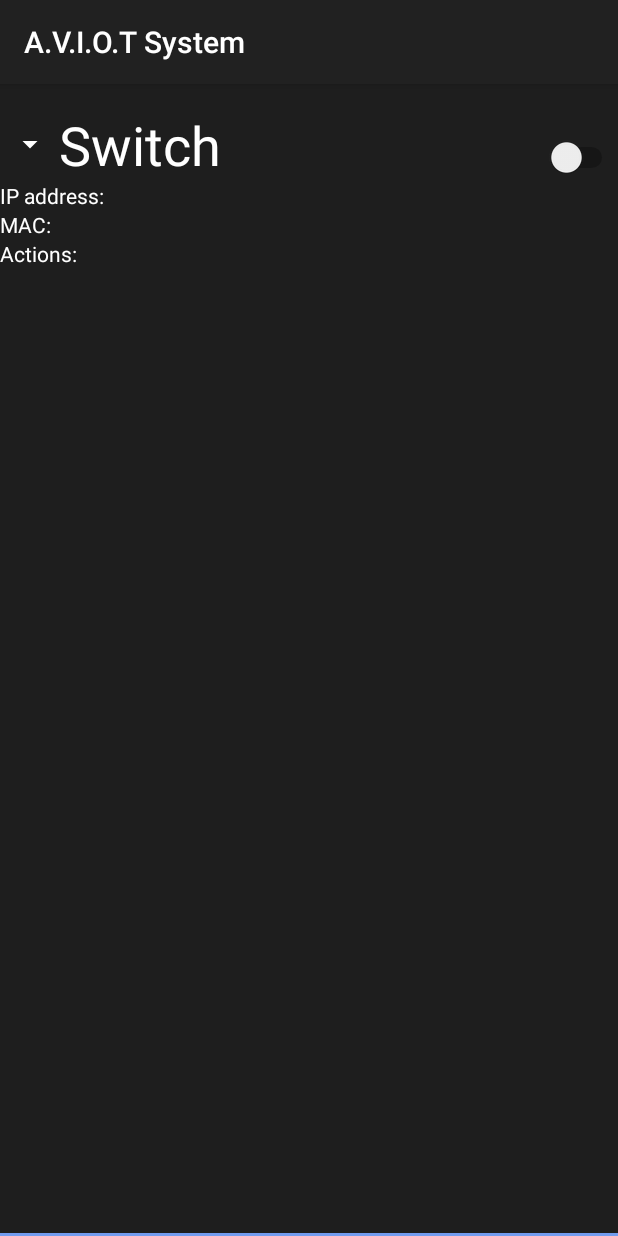
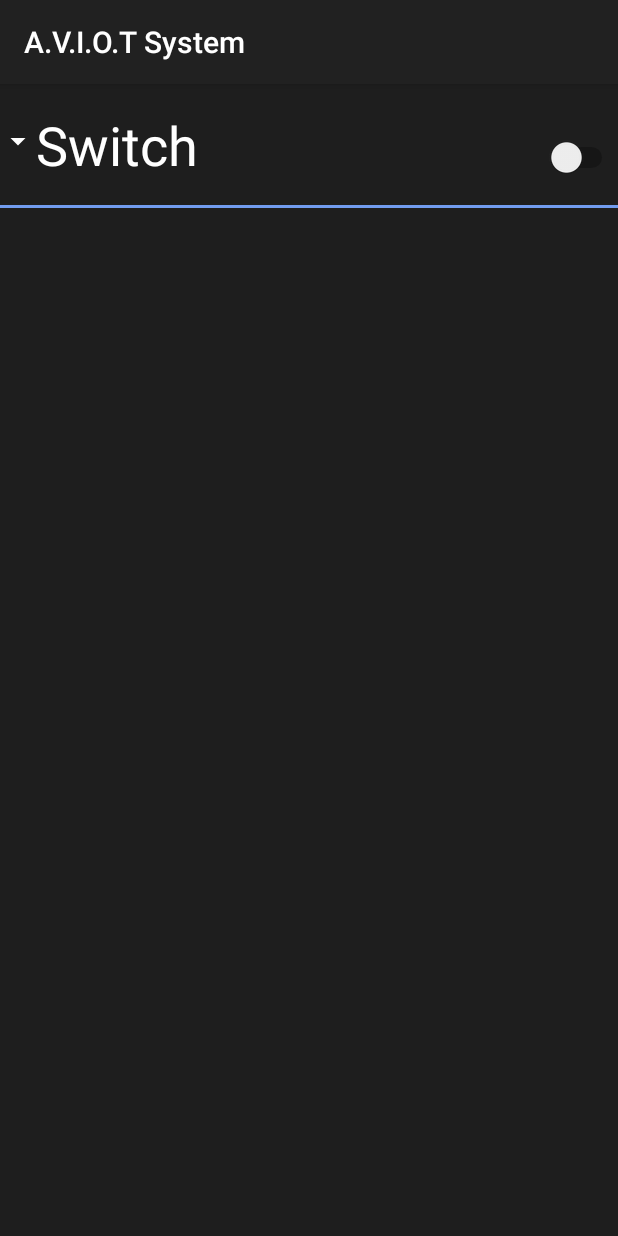
Before and after one commit to przemyslawgesieniec/PracaInzynierska, an Android app: the fragment DeviceInstanceFragment shown on its own in the app's theme, on a phone screen of 412 x 824 dp. Run offline under Robolectric (Android 15) with nearby library versions, the phone set to English and light mode, and no system bars; 7 statements that could not run were skipped.

Commit message:
button hiding details fully working

```diff
--- a/AviotSystemv0.0.1/app/src/main/java/com/gesieniec/przemyslaw/aviotsystemv001/iothandler/messagehandler/BroadcastListener.java
+++ b/AviotSystemv0.0.1/app/src/main/java/com/gesieniec/przemyslaw/aviotsystemv001/iothandler/messagehandler/BroadcastListener.java
@@ -32,7 +32,6 @@ public class BroadcastListener extends AsyncTask<String, DatagramPacket, Void> {
                 }
                 Log.d("BroadcastListener",packet.getAddress().getHostName() + ": "+ msg);
                 packet.setLength(buffer.length);
-                //if(isCancelled()) break;
             }
         }
         catch (Exception e){
--- a/AviotSystemv0.0.1/app/src/main/java/com/gesieniec/przemyslaw/aviotsystemv001/view/devices/DeviceInstanceFragment.java
+++ b/AviotSystemv0.0.1/app/src/main/java/com/gesieniec/przemyslaw/aviotsystemv001/view/devices/DeviceInstanceFragment.java
@@ -1,5 +1,6 @@
 package com.gesieniec.przemyslaw.aviotsystemv001.view.devices;
 
+import android.graphics.Color;
 import android.os.Bundle;
 import android.support.v7.widget.LinearLayoutCompat;
 import android.util.Log;
@@ -7,6 +8,8 @@ import android.view.Gravity;
 import android.view.LayoutInflater;
 import android.view.View;
 import android.view.ViewGroup;
+import android.view.animation.AccelerateDecelerateInterpolator;
+import android.widget.ImageButton;
 import android.widget.LinearLayout;
 import android.widget.Switch;
 import android.widget.TextView;
@@ -22,6 +25,7 @@ import com.gesieniec.przemyslaw.aviotsystemv001.taskdispatcher.TaskDispatcher;
 public class DeviceInstanceFragment extends android.support.v4.app.Fragment{
 
     private String capabilities;
+    private boolean detailsState = false;
 
       DeviceCapabilities deviceCapabilities;
 
@@ -41,6 +45,11 @@ public class DeviceInstanceFragment extends android.support.v4.app.Fragment{
     public void onViewCreated(View view, Bundle savedInstanceState) {
         super.onViewCreated(view, savedInstanceState);
         LinearLayout ll =(LinearLayout) view.findViewById(R.id.switchContainer);
+        view.findViewById(R.id.detailsContainer).setVisibility(LinearLayout.GONE);
+
+        /**
+         * State switch
+         */
         Switch s = new Switch(getActivity());
         s.setGravity(Gravity.FILL_VERTICAL);
         s.setLayoutParams(new LinearLayout.LayoutParams(LinearLayout.LayoutParams.WRAP_CONTENT, LinearLayout.LayoutParams.WRAP_CONTENT));
@@ -55,6 +64,39 @@ public class DeviceInstanceFragment extends android.support.v4.app.Fragment{
             }
         });
         ll.addView(s);
+
+        /**
+         * Details dropdown arrow  button
+         */
+
+
+        //TODO : optymalizacja kodu onCLICK !
+        ImageButton imgBtn = new ImageButton(getActivity());
+        //imgBtn.setId(deviceCapabilities.getID());
+        imgBtn.setBackgroundColor(Color.TRANSPARENT);
+        imgBtn.setImageResource(R.drawable.ic_arrow_drop_down_black_24dp);
+        imgBtn.setOnClickListener(new View.OnClickListener(){
+
+            @Override
+            public void onClick(View v) {
+                if(detailsState){
+                    view.findViewById(R.id.detailsContainer).setVisibility(LinearLayout.GONE);
+                    float deg = v.getRotation() + 180F;
+                    v.animate().rotation(deg).setInterpolator(new AccelerateDecelerateInterpolator());
+                    detailsState = false;
+                }
+                else {
+                    view.findViewById(R.id.detailsContainer).setVisibility(LinearLayout.VISIBLE);
+                    float deg = v.getRotation() + 180F;
+                    v.animate().rotation(deg).setInterpolator(new AccelerateDecelerateInterpolator());
+                    detailsState = true;
+                }
+
+            }
+        });
+        ll.addView(imgBtn,0);
+
+
     }
     private void setViewElements(View v){
         ((TextView)(v.findViewById(R.id.deviceName))).setText(deviceCapabilities.getDeviceName());
--- a/AviotSystemv0.0.1/app/src/main/res/layout/device_instance_fragment.xml
+++ b/AviotSystemv0.0.1/app/src/main/res/layout/device_instance_fragment.xml
@@ -15,16 +15,16 @@
         android:orientation="horizontal">
 
 
-        <ImageButton
-            android:id="@+id/dropDownArrow"
-            android:layout_width="wrap_content"
-            android:layout_height="wrap_content"
-            android:layout_gravity="center_vertical"
-            android:layout_weight="1"
-            android:background="@android:color/transparent"
-            android:elevation="0dp"
-            android:visibility="visible"
-            app:srcCompat="@drawable/ic_arrow_drop_down_black_24dp" />
+        <!--<ImageButton-->
+            <!--android:id="@+id/dropDownArrow"-->
+            <!--android:layout_width="wrap_content"-->
+            <!--android:layout_height="wrap_content"-->+
+            <!--android:layout_gravity="center_vertical"-->
+            <!--android:layout_weight="1"-->
+            <!--android:background="@android:color/transparent"-->
+            <!--android:elevation="0dp"-->
+            <!--android:visibility="visible"-->
+            <!--app:srcCompat="@drawable/ic_arrow_drop_down_black_24dp" />-->
 
         <TextView
             android:id="@+id/deviceName"
@@ -36,21 +36,10 @@
             android:textColor="@color/standardText"
             android:textSize="36sp" />
 
-
-        <!--<Switch-->
-            <!--android:id="@+id/switchState"-->
-            <!--android:layout_width="wrap_content"-->
-            <!--android:layout_height="wrap_content"-->
-            <!--android:layout_gravity="center_vertical"-->
-            <!--android:layout_weight="1"-->
-            <!--android:onClick="onSwitchClicked"-->
-            <!--android:orientation="vertical"-->
-            <!--tools:checked="false">-->
-
-        <!--</Switch>-->
     </LinearLayout>
 
     <LinearLayout
+        android:id="@+id/detailsContainer"
         android:layout_width="match_parent"
         android:layout_height="match_parent"
         android:layout_weight="1"
```
